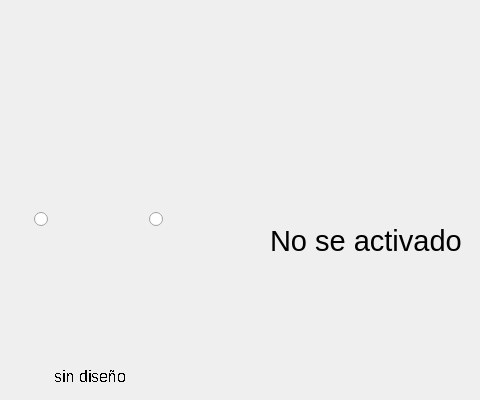
juangquevedo/juago_proyecto_final, file menu.ui: the form before one commit; both pictures show x 320 to 800 and y 0 to 400 of the 800 by 600 pixel window.
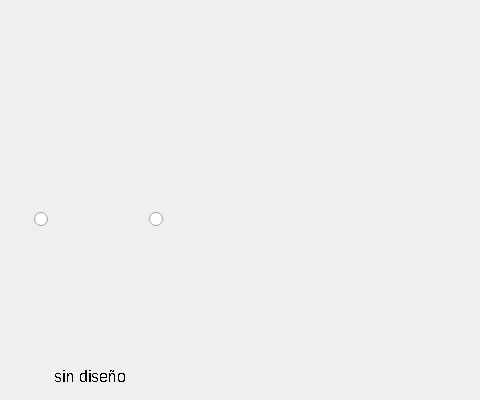
The form after the commit. Icons and pictures are not drawn.

Patch:
```diff
--- a/menu.ui
+++ b/menu.ui
@@ -126,25 +126,7 @@
      </item>
     </layout>
    </widget>
-   <widget class="QLabel" name="label_8">
-    <property name="geometry">
-     <rect>
-      <x>590</x>
-      <y>210</y>
-      <width>191</width>
-      <height>61</height>
-     </rect>
-    </property>
-    <property name="font">
-     <font>
-      <pointsize>22</pointsize>
-     </font>
-    </property>
-    <property name="text">
-     <string>No se activado</string>
-    </property>
-   </widget>
-   <widget class="QWidget" name="">
+   <widget class="QWidget" name="layoutWidget">
     <property name="geometry">
      <rect>
       <x>240</x>
```
